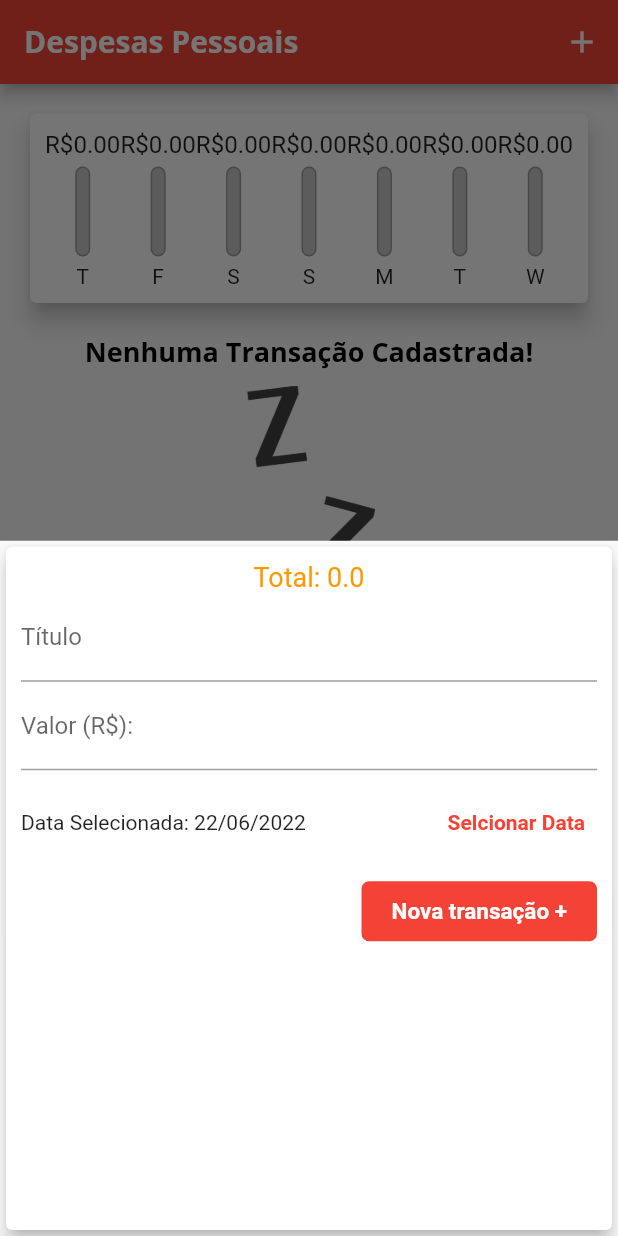
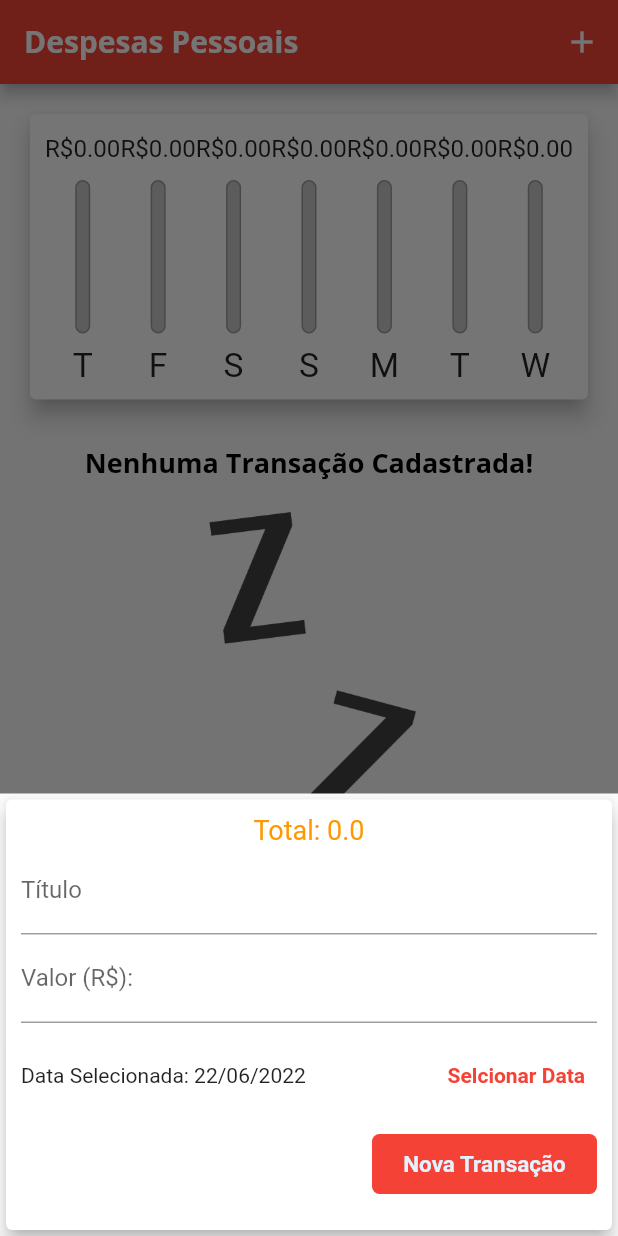
Before and after one commit to MatheusBrun/despesaspessoais, a Flutter app: the screen it shows after launch, after a tap on the "add" icon, on a phone screen of 412 x 824 dp. Run offline on Flutter 3.47's test engine with Material 2 defaults, Android fonts, the phone set to English and light mode, and no system bars.

Commit message:
Finalização da resposividade

```diff
--- /dev/null
+++ b/lib/components/adaptative_button.dart
@@ -0,0 +1,42 @@
+import 'package:flutter/cupertino.dart';
+import 'package:flutter/material.dart';
+import 'dart:io';
+
+class AdaptativeButton extends StatelessWidget {
+  final String label;
+  final Function() onPressed;
+
+  AdaptativeButton({
+    required this.label,
+    required this.onPressed,
+  });
+
+  @override
+  Widget build(BuildContext context) {
+    return Platform.isIOS
+        ? CupertinoButton(
+            child: Text('modelo'),
+            onPressed: onPressed,
+            color: Theme.of(context).primaryColor,
+            padding: EdgeInsets.symmetric(horizontal: 20),
+          )
+        : TextButton(
+            style: TextButton.styleFrom(
+                primary: Colors.white,
+                backgroundColor: Colors.red,
+                minimumSize: Size(150, 40),
+                padding: EdgeInsets.symmetric(horizontal: 20.0),
+                shape: const RoundedRectangleBorder(
+                    borderRadius: BorderRadius.all(Radius.circular(5.0)))),
+            child: Text(
+              label,
+              style: TextStyle(
+                color: Theme.of(context).secondaryHeaderColor,
+                fontSize: 15,
+                fontWeight: FontWeight.bold,
+              ),
+            ),
+            onPressed: onPressed,
+          );
+  }
+}
--- /dev/null
+++ b/lib/components/adaptative_date_picker.dart
@@ -0,0 +1,66 @@
+import 'package:flutter/cupertino.dart';
+import 'package:flutter/material.dart';
+import 'package:intl/intl.dart';
+import 'dart:io';
+
+class AdaptativeDatePicker extends StatelessWidget {
+  final DateTime selectedDate;
+  final Function(DateTime) onDateChanged;
+
+  AdaptativeDatePicker({
+    required this.selectedDate,
+    required this.onDateChanged,
+  });
+
+  _showDatePicker(BuildContext context) {
+    showDatePicker(
+      context: context,
+      initialDate: DateTime.now(),
+      firstDate: DateTime(2019),
+      lastDate: DateTime.now(),
+    ).then((pickedDate) {
+      if (pickedDate == null) {
+        return;
+      }
+
+      onDateChanged(pickedDate);
+    });
+  }
+
+  @override
+  Widget build(BuildContext context) {
+    return Platform.isIOS
+        ? Container(
+            height: 180,
+            child: CupertinoDatePicker(
+              mode: CupertinoDatePickerMode.date,
+              initialDateTime: DateTime.now(),
+              minimumDate: DateTime(2019),
+              maximumDate: DateTime.now(),
+              onDateTimeChanged: onDateChanged,
+            ),
+          )
+        : Container(
+            height: 70,
+            child: Row(
+              children: [
+                Expanded(
+                  child: Text(
+                    selectedDate == null
+                        ? 'Nenhuma data selecionada!'
+                        : 'Data Selecionada: ${DateFormat('dd/MM/y').format(selectedDate)}',
+                  ),
+                ),
+                TextButton(
+                  child: Text(
+                    'Selcionar Data',
+                    style: TextStyle(
+                        color: Colors.red, fontWeight: FontWeight.bold),
+                  ),
+                  onPressed: () => _showDatePicker(context),
+                )
+              ],
+            ),
+          );
+  }
+}
--- /dev/null
+++ b/lib/components/adaptative_text_fild.dart
@@ -0,0 +1,45 @@
+import 'package:flutter/cupertino.dart';
+import 'package:flutter/material.dart';
+import 'dart:io';
+
+class AdaptativeTextField extends StatelessWidget {
+  final String label;
+  final TextEditingController controller;
+  final TextInputType keyboardType;
+  final Function(String) onSubmitted;
+
+  AdaptativeTextField({
+    required this.label,
+    required this.controller,
+    this.keyboardType = TextInputType.text,
+    required this.onSubmitted,
+  });
+
+  @override
+  Widget build(BuildContext context) {
+    return Platform.isIOS
+        ? Padding(
+            padding: const EdgeInsets.only(
+              bottom: 10,
+            ),
+            child: CupertinoTextField(
+              controller: controller,
+              keyboardType: keyboardType,
+              onSubmitted: onSubmitted,
+              placeholder: label,
+              padding: EdgeInsets.symmetric(
+                horizontal: 6,
+                vertical: 12,
+              ),
+            ),
+          )
+        : TextField(
+            controller: controller,
+            keyboardType: keyboardType,
+            onSubmitted: onSubmitted,
+            decoration: InputDecoration(
+              labelText: label,
+            ),
+          );
+  }
+}
--- a/lib/components/chart_bar.dart
+++ b/lib/components/chart_bar.dart
@@ -13,16 +13,19 @@ class ChartBar extends StatelessWidget {
 
   @override
   Widget build(BuildContext context) {
+    return LayoutBuilder(
+      builder: (ctx, constraints) {
         return Column(
           children: [
             Container(
-            height: 20,
-            child: FittedBox(child: Text('R\$${value.toStringAsFixed(2)}'))),
+                height: constraints.maxHeight * 0.15,
+                child:
+                    FittedBox(child: Text('R\$${value.toStringAsFixed(2)}'))),
             SizedBox(
-          height: 5,
+              height: constraints.maxHeight * 0.05,
             ),
             Container(
-          height: 60,
+              height: constraints.maxHeight * 0.6,
               width: 10,
               child: Stack(
                 alignment: Alignment.bottomCenter,
@@ -49,9 +52,13 @@ class ChartBar extends StatelessWidget {
                 ],
               ),
             ),
-        SizedBox(height: 5),
-        Text(label),
+            SizedBox(height: constraints.maxHeight * 0.05),
+            SizedBox(
+                height: constraints.maxHeight * 0.15,
+                child: FittedBox(child: Text(label))),
           ],
+        );
+      },
     );
   }
 }
--- a/lib/components/transaction_form.dart
+++ b/lib/components/transaction_form.dart
@@ -1,6 +1,8 @@
+import 'package:despesaspessoais/components/adaptative_button.dart';
 import 'package:despesaspessoais/main.dart';
 import 'package:flutter/material.dart';
-import 'package:intl/intl.dart';
+import 'adaptative_text_fild.dart';
+import 'adaptative_date_picker.dart';
 
 class TransactionForm extends StatefulWidget {
   void Function(String, double, DateTime) onSubmit;
@@ -27,29 +29,18 @@ class _TransactionFormState extends State<TransactionForm> {
     widget.onSubmit(title, value, _selectedDate);
   }
 
-  _showDatePicker() {
-    showDatePicker(
-      context: context,
-      initialDate: DateTime.now(),
-      firstDate: DateTime(2019),
-      lastDate: DateTime.now(),
-    ).then((pickedDate) {
-      if (pickedDate == null) {
-        return;
-      }
-
-      setState(() {
-        _selectedDate = pickedDate;
-      });
-    });
-  }
-
   @override
   Widget build(BuildContext context) {
-    return Card(
+    return SingleChildScrollView(
+      child: Card(
         elevation: 5,
         child: Padding(
-        padding: EdgeInsets.all(10),
+          padding: EdgeInsets.only(
+            top: 10,
+            right: 10,
+            left: 10,
+            bottom: 20 + MediaQuery.of(context).viewInsets.bottom,
+          ),
           child: Column(children: [
             Text(
               'Total: $total',
@@ -58,61 +49,30 @@ class _TransactionFormState extends State<TransactionForm> {
                 color: Colors.orange,
               ),
             ),
-          TextField(
+            AdaptativeTextField(
+              label: 'Título',
               controller: titleController,
               onSubmitted: (_) => _submitForm(),
-            decoration: InputDecoration(
-              labelText: 'Título',
             ),
+            AdaptativeTextField(
+              label: 'Valor (R\$):',
+              controller: valueController,
+              keyboardType: TextInputType.numberWithOptions(decimal: true),
+              onSubmitted: (_) => _submitForm(),
             ),
-          TextField(
-            controller: valueController,
-            onSubmitted: (_) => _submitForm(),
-            keyboardType: TextInputType.numberWithOptions(decimal: true),
-            decoration: InputDecoration(labelText: 'Valor (R\$):'),
+            AdaptativeDatePicker(
+              selectedDate: _selectedDate,
+              onDateChanged: (newDate) {
+                setState(() {
+                  _selectedDate = newDate;
+                });
+              },
             ),
-          Container(
-            height: 70,
-            child: Row(
-              children: [
-                Expanded(
-                  child: Text(
-                    _selectedDate == null
-                        ? 'Nenhuma data selecionada!'
-                        : 'Data Selecionada: ${DateFormat('dd/MM/y').format(_selectedDate)}',
-                  ),
-                ),
-                TextButton(
-                  child: Text(
-                    'Selcionar Data',
-                    style: TextStyle(
-                        color: Colors.red, fontWeight: FontWeight.bold),
-                  ),
-                  onPressed: _showDatePicker,
-                )
-              ],
-            ),
-          ),
-          Row(mainAxisAlignment: MainAxisAlignment.end, children: [
-            TextButton(
-              style: TextButton.styleFrom(
-                  primary: Colors.white,
-                  backgroundColor: Colors.red,
-                  minimumSize: Size(150, 40),
-                  padding: EdgeInsets.symmetric(horizontal: 20.0),
-                  shape: const RoundedRectangleBorder(
-                      borderRadius: BorderRadius.all(Radius.circular(5.0)))),
-              child: Text(
-                'Nova transação +',
-                style: TextStyle(
-                  fontSize: 15,
-                  fontWeight: FontWeight.bold,
-                ),
-              ),
-              onPressed: _submitForm,
-            )
+            Row(mainAxisAlignment: MainAxisAlignment.end, children: <Widget>[
+              AdaptativeButton(label: 'Nova Transação', onPressed: _submitForm)
             ]),
           ]),
+        ),
       ),
     );
   }
--- a/lib/components/transctio_list.dart
+++ b/lib/components/transctio_list.dart
@@ -14,22 +14,27 @@ class TransactionList extends StatelessWidget {
     return Container(
       height: 530,
       child: transactions.isEmpty
-          ? Column(
+          ? LayoutBuilder(builder: ((context, constraints) {
+              return Column(
                 children: [
+                  SizedBox(
+                    height: 10,
+                  ),
                   Text(
                     'Nenhuma Transação Cadastrada!',
                     style: Theme.of(context).textTheme.headline6,
                   ),
                   SizedBox(
-                  height: 10,
+                    height: 20,
                   ),
                   Container(
-                  height: 200,
+                    height: constraints.maxHeight * 0.6,
                     child: Image.asset('assets/images/waiting.png',
                         fit: BoxFit.cover),
                   )
                 ],
-            )
+              );
+            }))
           : ListView.builder(
               itemCount: transactions.length,
               itemBuilder: (ctx, index) {
@@ -63,7 +68,13 @@ class TransactionList extends StatelessWidget {
                     subtitle: Text(
                       DateFormat('d MMM y').format(tr.date),
                     ),
-                    trailing: IconButton(
+                    trailing: MediaQuery.of(context).size.width > 480
+                        ? TextButton.icon(
+                            label: Text('Excluir'),
+                            onPressed: () => onRomeve(tr.id),
+                            icon: Icon(Icons.delete),
+                          )
+                        : IconButton(
                             icon: Icon(Icons.delete),
                             color: Theme.of(context).errorColor,
                             onPressed: () => onRomeve(tr.id),
--- a/lib/main.dart
+++ b/lib/main.dart
@@ -1,6 +1,8 @@
 import 'package:despesaspessoais/components/transaction_form.dart';
+import 'package:flutter/cupertino.dart';
 import 'package:flutter/material.dart';
 import 'dart:math';
+import 'dart:io';
 import '/models/transaction.dart';
 import './components/transaction_form.dart';
 import './components/transctio_list.dart';
@@ -53,6 +55,7 @@ class MyHomePage extends StatefulWidget {
 
 class _MyHomePageState extends State<MyHomePage> {
   final List<Transaction> _transactions = [];
+  bool _showChart = false;
 
   List<Transaction> get _recentTransactions {
     return _transactions.where((tr) {
@@ -96,32 +99,88 @@ class _MyHomePageState extends State<MyHomePage> {
         });
   }
 
+  Widget _getIconButton(IconData icon, Function() fn) {
+    return Platform.isIOS
+        ? GestureDetector(
+            onTap: fn,
+            child: Icon(icon),
+          )
+        : IconButton(icon: Icon(icon), onPressed: fn);
+  }
+
   @override
   Widget build(BuildContext context) {
-    return Scaffold(
-      appBar: AppBar(
+    final mediaQuery = MediaQuery.of(context);
+    bool isLandscap =
+        MediaQuery.of(context).orientation == Orientation.landscape;
+
+    final iconList = Platform.isIOS ? CupertinoIcons.refresh : Icons.list;
+    final chartIcon = Platform.isIOS ? CupertinoIcons.refresh : Icons.bar_chart;
+
+    final actions = [
+      if (isLandscap)
+        _getIconButton(
+          _showChart ? iconList : chartIcon,
+          () {
+            setState(() {
+              _showChart = !_showChart;
+            });
+          },
+        ),
+      _getIconButton(
+        Platform.isIOS ? CupertinoIcons.add : Icons.add,
+        () => _openTransactionFormModal(context),
+      ),
+    ];
+
+    final appBar = AppBar(
       title: Text("Despesas Pessoais"),
-        actions: [
-          IconButton(
-            onPressed: () => _openTransactionFormModal(context),
-            icon: Icon(Icons.add),
-          ),
-        ],
-      ),
-      body: SingleChildScrollView(
+      actions: actions,
+    );
+
+    final availableHeight = mediaQuery.size.height -
+        appBar.preferredSize.height -
+        mediaQuery.padding.top;
+
+    final bodyPage = SafeArea(
+        child: SingleChildScrollView(
       child: Column(
         crossAxisAlignment: CrossAxisAlignment.stretch,
         children: [
-            Chart(_recentTransactions),
-            TransactionList(_transactions, _removeTransaction),
+          if (_showChart || !isLandscap)
+            Container(
+                height: availableHeight * (isLandscap ? 0.7 : 0.30),
+                child: Chart(_recentTransactions)),
+          if (!_showChart || !isLandscap)
+            Container(
+                height: availableHeight * (isLandscap ? 1 : 0.7),
+                child: TransactionList(_transactions, _removeTransaction)),
         ],
       ),
+    ));
+
+    return Platform.isIOS
+        ? CupertinoPageScaffold(
+            navigationBar: CupertinoNavigationBar(
+              middle: const Text('Despesas Pessoais'),
+              trailing: Row(
+                mainAxisSize: MainAxisSize.min,
+                children: actions,
               ),
-      floatingActionButton: FloatingActionButton(
+            ),
+            child: bodyPage,
+          )
+        : Scaffold(
+            appBar: appBar,
+            body: bodyPage,
+            floatingActionButton: Platform.isIOS
+                ? Container()
+                : FloatingActionButton(
                     child: Icon(Icons.add),
                     onPressed: () => _openTransactionFormModal(context),
                   ),
-      floatingActionButtonLocation: FloatingActionButtonLocation.centerFloat,
+            floatingActionButtonLocation:
+                FloatingActionButtonLocation.centerFloat,
           );
   }
 }
```
Lines whose indentation alone changed are shown as unchanged.
